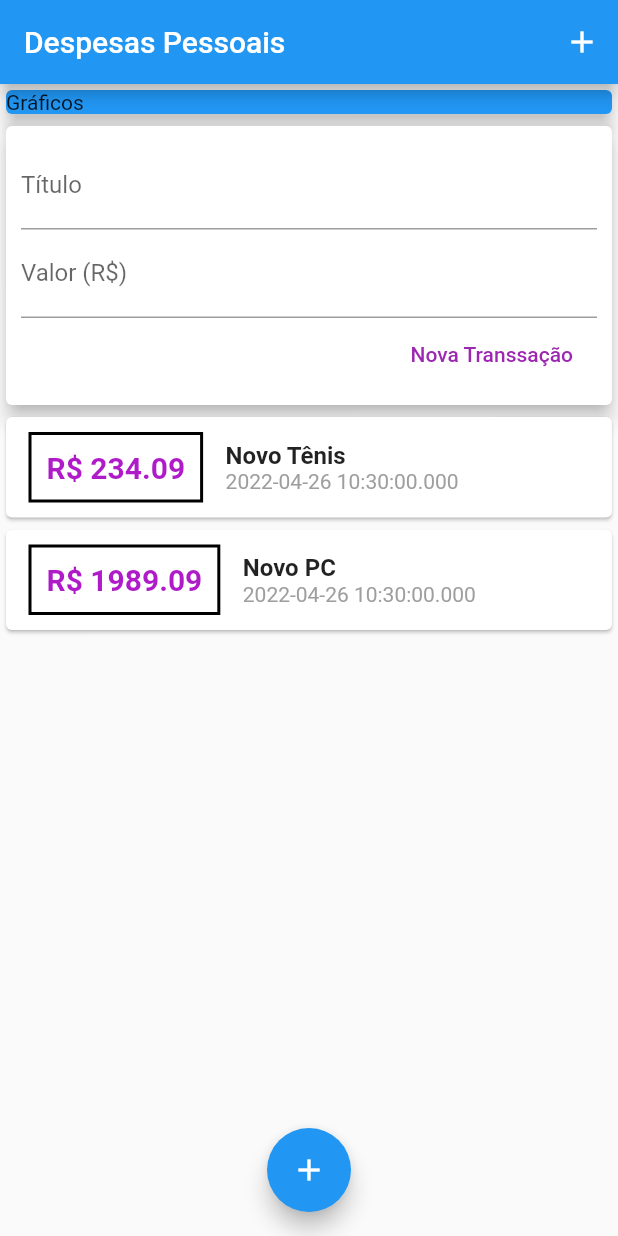
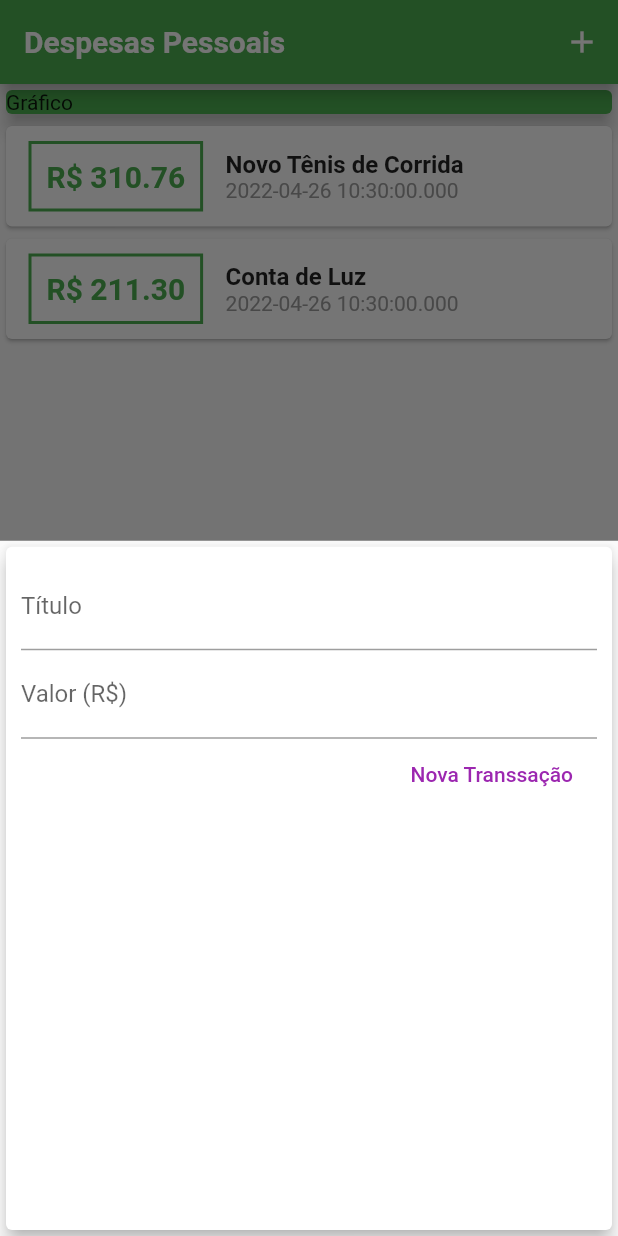
Before and after one commit to fabiojfadsg/expenses_flutter, a Flutter app: the screen it shows after launch, after a tap on the "add" icon, on a phone screen of 412 x 824 dp. Run offline on Flutter 3.47's test engine with Material 2 defaults, Android fonts, the phone set to English and light mode, and no system bars; Roboto replaces fonts that are missing (OpenSans).

Commit message:
Ajustes de collors

```diff
--- a/lib/components/transaction_form.dart
+++ b/lib/components/transaction_form.dart
@@ -2,13 +2,19 @@
 
 import 'package:flutter/material.dart';
 
-class TransactionForm extends StatelessWidget {
-  final titleControler = TextEditingController();
-  final valueControler = TextEditingController();
-
+class TransactionForm extends StatefulWidget {
   final void Function(String, double) onSubmit;
 
-  TransactionForm(this.onSubmit);
+  const TransactionForm(this.onSubmit);
+
+  @override
+  State<TransactionForm> createState() => _TransactionFormState();
+}
+
+class _TransactionFormState extends State<TransactionForm> {
+  final titleControler = TextEditingController();
+
+  final valueControler = TextEditingController();
 
   _submitForm() {
     final title = titleControler.text;
@@ -17,7 +23,7 @@
     if (title.isEmpty || value <= 0) {
       return;
     }
-    onSubmit(title, value);
+    widget.onSubmit(title, value);
   }
 
   @override
--- a/lib/components/transaction_list.dart
+++ b/lib/components/transaction_list.dart
@@ -27,7 +27,7 @@
                 ),
                 decoration: BoxDecoration(
                     border: Border.all(
-                  color: Colors.black,
+                  color: Colors.green,
                   width: 2,
                 )),
                 padding: EdgeInsets.all(10),
@@ -36,7 +36,7 @@
                   style: TextStyle(
                     fontWeight: FontWeight.bold,
                     fontSize: 20,
-                    color: Color.fromARGB(255, 175, 27, 201),
+                    color: Colors.green,
                   ),
                 ),
               ),
--- a/lib/components/transaction_user.dart
+++ /dev/null
@@ -1,51 +0,0 @@
-// ignore_for_file: use_key_in_widget_constructors
-
-import 'dart:math';
-
-import 'package:expenses_flutter/models/transaction.dart';
-import 'package:flutter/material.dart';
-import 'transaction_form.dart';
-import 'transaction_list.dart';
-
-class TransactionUser extends StatefulWidget {
-  @override
-  _TransactionUserState createState() => _TransactionUserState();
-}
-
-class _TransactionUserState extends State<TransactionUser> {
-  final _transactions = [
-    Transaction(
-      id: 'T1',
-      title: 'Novo Tênis',
-      value: 234.09,
-      date: DateTime.now(),
-    ),
-    Transaction(
-      id: 'T2',
-      title: 'Novo PC',
-      value: 1989.09,
-      date: DateTime.now(),
-    ),
-  ];
-
-  _addTransaction(String title, double value) {
-    final newTransaction = Transaction(
-    id: Random().nextDouble().toString(),
-    title: title,
-    value: value,
-    date: DateTime.now());
-    setState(() {
-      _transactions.add(newTransaction);
-    });
-  }
-
-  @override
-  Widget build(BuildContext context) {
-    return Column(
-      children: [
-        TransactionForm(_addTransaction),
-        TransactionList(_transactions),
-      ],
-    );
-  }
-}
--- a/lib/main.dart
+++ b/lib/main.dart
@@ -1,46 +1,122 @@
-// ignore_for_file: prefer_const_constructors, use_key_in_widget_constructors, prefer_const_literals_to_create_immutables, sized_box_for_whitespace, avoid_unnecessary_containers
-import 'package:expenses_flutter/components/transaction_user.dart';
+// ignore_for_file: prefer_const_constructors, use_key_in_widget_constructors, sized_box_for_whitespace
+
 import 'package:flutter/material.dart';
+import 'dart:math';
+import './components/transaction_form.dart';
+import './components/transaction_list.dart';
+import 'models/transaction.dart';
 
 main() => runApp(ExpensesApp());
 
 class ExpensesApp extends StatelessWidget {
+
   @override
   Widget build(BuildContext context) {
+    final ThemeData tema = ThemeData();
+
     return MaterialApp(
       home: MyHomePage(),
+      theme: tema.copyWith(
+        colorScheme: tema.colorScheme.copyWith(
+          primary: Colors.green,
+          secondary: Colors.green,
+        ),
+        textTheme: tema.textTheme.copyWith(
+          headline6: TextStyle(
+            fontFamily: 'OpenSans',
+            fontSize: 18,
+            fontWeight: FontWeight.bold,
+            color: Colors.black,
+          ),
+        ),
+        appBarTheme: AppBarTheme(
+          titleTextStyle: TextStyle(
+            fontFamily: 'OpenSans',
+            fontSize: 20,
+            fontWeight: FontWeight.bold,
+          ),
+        ),
+      ),
     );
   }
 }
-class MyHomePage extends StatelessWidget {
+
+class MyHomePage extends StatefulWidget {
+  @override
+  _MyHomePageState createState() => _MyHomePageState();
+}
+
+class _MyHomePageState extends State<MyHomePage> {
+  final _transactions = [
+    Transaction(
+      id: 't1',
+      title: 'Novo Tênis de Corrida',
+      value: 310.76,
+      date: DateTime.now(),
+    ),
+    Transaction(
+      id: 't2',
+      title: 'Conta de Luz',
+      value: 211.30,
+      date: DateTime.now(),
+    ),
+  ];
+
+  _addTransaction(String title, double value) {
+    final newTransaction = Transaction(
+      id: Random().nextDouble().toString(),
+      title: title,
+      value: value,
+      date: DateTime.now(),
+    );
+
+    setState(() {
+      _transactions.add(newTransaction);
+    });
+
+    Navigator.of(context).pop();
+  }
+
+  _openTransactionFormModal(BuildContext context) {
+    showModalBottomSheet(
+      context: context,
+      builder: (_) {
+        return TransactionForm(_addTransaction);
+      },
+    );
+  }
+
   @override
   Widget build(BuildContext context) {
     return Scaffold(
       appBar: AppBar(
         title: Text('Despesas Pessoais'),
         actions: <Widget>[
-          IconButton(icon: Icon(Icons.add), onPressed: () {  }
-        )
-      ],
-    ),
+          IconButton(
+            icon: Icon(Icons.add),
+            onPressed: () => _openTransactionFormModal(context),
+          ),
+        ],
+      ),
       body: SingleChildScrollView(
         child: Column(
           crossAxisAlignment: CrossAxisAlignment.stretch,
-          children: [
+          children: <Widget>[
             Container(
+              width: double.infinity,
               child: Card(
-                color: Colors.blue,
-                child: Text('Gráficos'),
+                color: Colors.green,
+                child: Text('Gráfico'),
                 elevation: 5,
               ),
             ),
-            TransactionUser(),
+            TransactionList(_transactions),
           ],
         ),
       ),
       floatingActionButton: FloatingActionButton(
         child: Icon(Icons.add),
-        onPressed: () {},
+        onPressed: () => _openTransactionFormModal(context),
       ),
       floatingActionButtonLocation: FloatingActionButtonLocation.centerFloat,
     );
```
